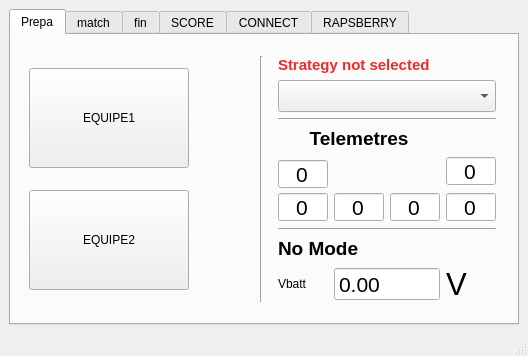
First picture: the form in PluginModules/Ecran/ihm_Ecran.ui, repository CRLG/LABOTBOX, before the edit.
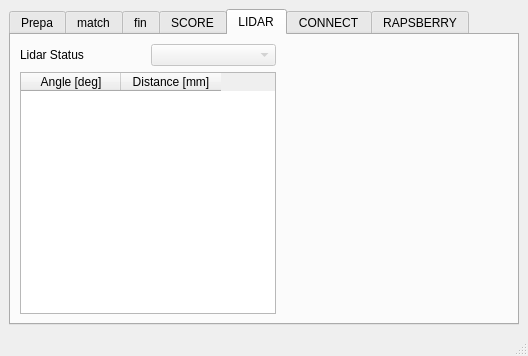
Second picture: the form after the edit. The open tabs and pages were chosen to show the change. Custom widgets are drawn as their Qt base class.

Commit message: #79 [Ecran] Ajout de la page Lidar

Diff of the .ui file:
```diff
--- a/PluginModules/Ecran/ihm_Ecran.ui
+++ b/PluginModules/Ecran/ihm_Ecran.ui
@@ -781,6 +781,60 @@
         </item>
        </layout>
       </widget>
+      <widget class="QWidget" name="tab_Lidar">
+       <attribute name="title">
+        <string>LIDAR</string>
+       </attribute>
+       <layout class="QGridLayout" name="gridLayout_8">
+        <item row="0" column="0">
+         <widget class="QLabel" name="label_lidar_status">
+          <property name="text">
+           <string>Lidar Status</string>
+          </property>
+         </widget>
+        </item>
+        <item row="0" column="1">
+         <widget class="QComboBox" name="lidar_status">
+          <property name="enabled">
+           <bool>false</bool>
+          </property>
+         </widget>
+        </item>
+        <item row="1" column="0" colspan="2">
+         <widget class="QTableWidget" name="lidar_table_obstacles">
+          <property name="alternatingRowColors">
+           <bool>true</bool>
+          </property>
+          <attribute name="verticalHeaderDefaultSectionSize">
+           <number>25</number>
+          </attribute>
+          <column>
+           <property name="text">
+            <string>Angle [deg]</string>
+           </property>
+          </column>
+          <column>
+           <property name="text">
+            <string>Distance [mm]</string>
+           </property>
+          </column>
+         </widget>
+        </item>
+        <item row="1" column="2">
+         <spacer name="horizontalSpacer_2">
+          <property name="orientation">
+           <enum>Qt::Horizontal</enum>
+          </property>
+          <property name="sizeHint" stdset="0">
+           <size>
+            <width>223</width>
+            <height>20</height>
+           </size>
+          </property>
+         </spacer>
+        </item>
+       </layout>
+      </widget>
       <widget class="QWidget" name="tab_4">
        <attribute name="title">
         <string>CONNECT</string>
```
The commit also changes 2 other files.
